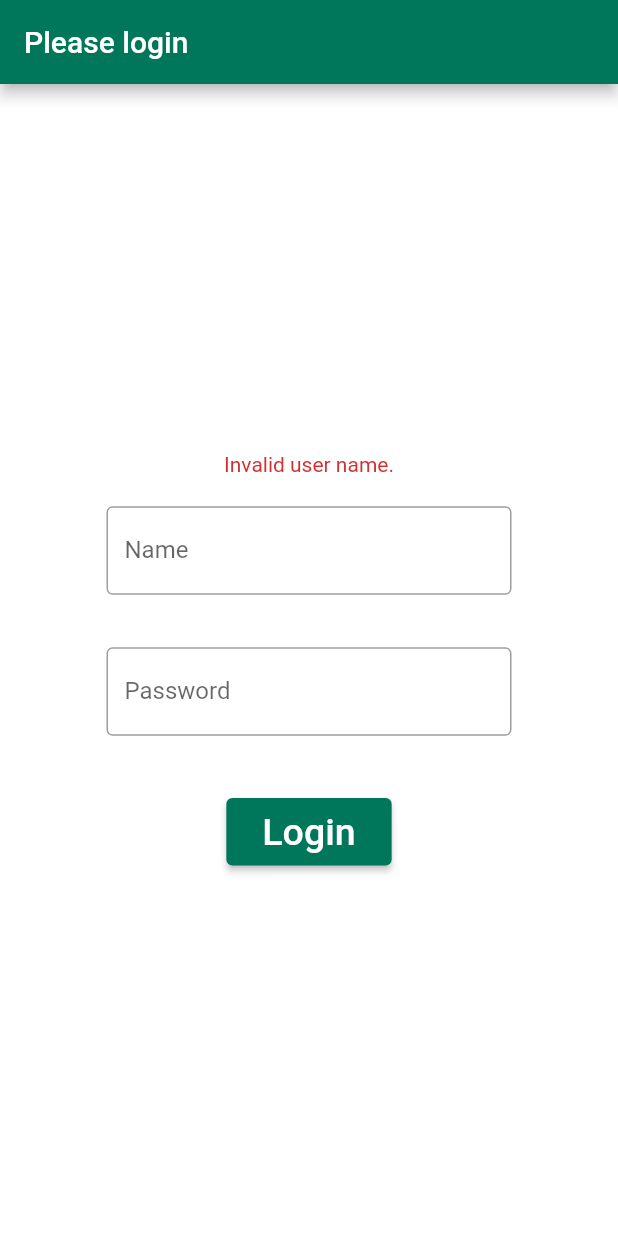
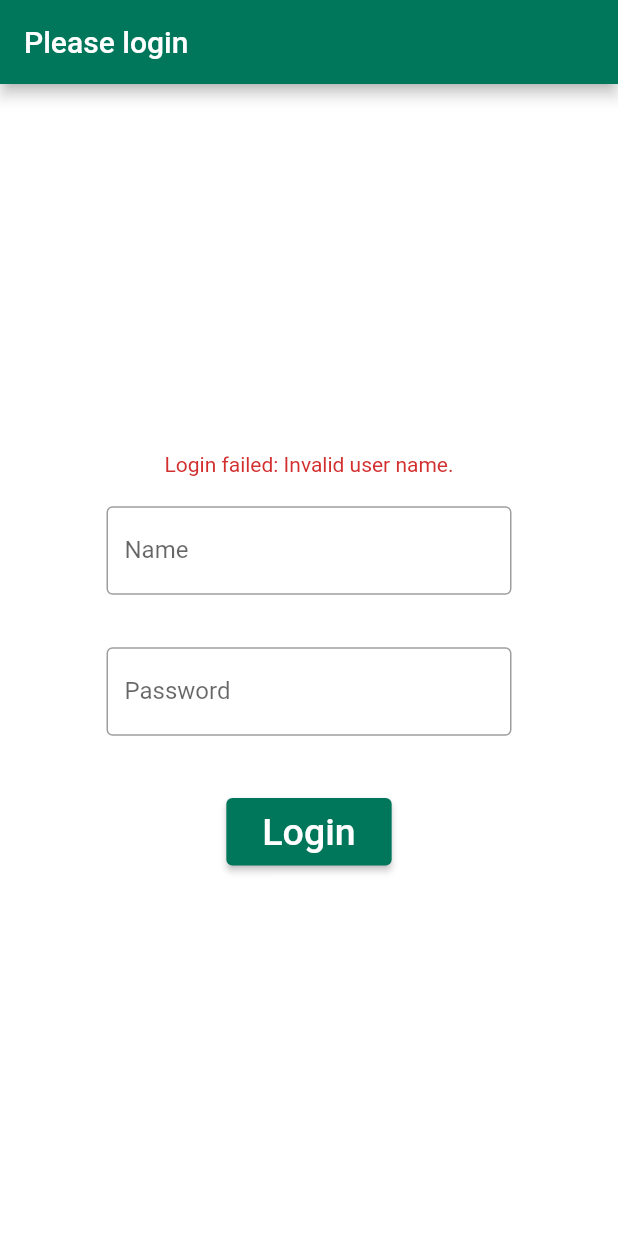
Before and after one commit to meyn-git/meyn_lbh_simulation, a Flutter app: the screen it shows after launch, after a tap on "Login", on a phone screen of 412 x 824 dp. Run offline on Flutter 3.47's test engine with Material 2 defaults, Android fonts, the light colour scheme and no system bars; our stand-ins replace get_it; accounts and stored records are empty.

Commit message:
Fixed #85

```diff
--- a/lib/domain/authorization/authorization.dart
+++ b/lib/domain/authorization/authorization.dart
@@ -14,13 +14,13 @@ class AuthorizationService {
     var foundUser=_users.firstWhereOrNull((user) => _nameMatches(user, name) && _passwordMatches(user, passWord));
     if (foundUser==null) {
       if (!_users.any((user) => _nameMatches(user, name))) {
-        throw LoginException('Invalid user name.');
+        throw LoginException('Login failed: Invalid user name.');
       }
       if (!_users.any((user) => _passwordMatches(user, passWord))) {
-        throw LoginException('Invalid password.');
+        throw LoginException('Login failed: Invalid password.');
       }
       if (sitesThatCanBeViewed.isNotEmpty) {
-        throw LoginException('You are not allowed to view anything.');
+        throw LoginException('Login failed: You are not allowed to view anything.');
       }
     } else {
       _loggedInUser=foundUser;
@@ -34,6 +34,10 @@ class AuthorizationService {
   bool _nameMatches(User user, String name) => user.name.toLowerCase()==name.toLowerCase();
 
   List<Site> get sitesThatCanBeViewed => _loggedInUser==null?[]:_loggedInUser!.sitesThatCanBeViewed;
+
+  void logout() {
+    _loggedInUser=null;
+  }
 
 }
 
--- a/lib/main.dart
+++ b/lib/main.dart
@@ -5,7 +5,6 @@ import 'package:meyn_lbh_simulation/domain/authorization/authorization.dart';
 import 'package:meyn_lbh_simulation/gui/login/login.dart';
 
 import 'domain/site/site.dart';
-import 'gui/area/player.dart';
 
 void main() {
   GetIt.instance.registerSingleton<Sites>(Sites());
@@ -28,7 +27,6 @@ class MyApp extends StatelessWidget {
       title: title,
       theme: _createThemeData(),
       home: const LoginPage(),
-      // const PlayerPage(),
     );
   }
 
```
Also changed, not shown: lib/gui/area/player.dart (+35 -8 lines).
